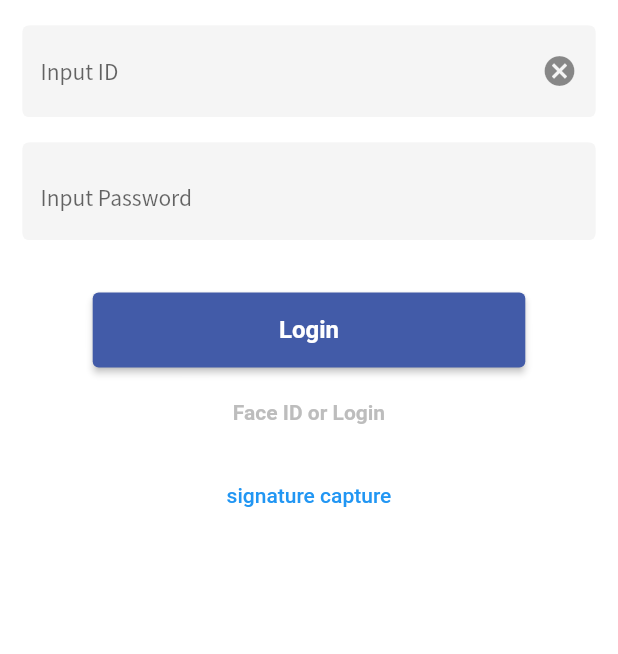
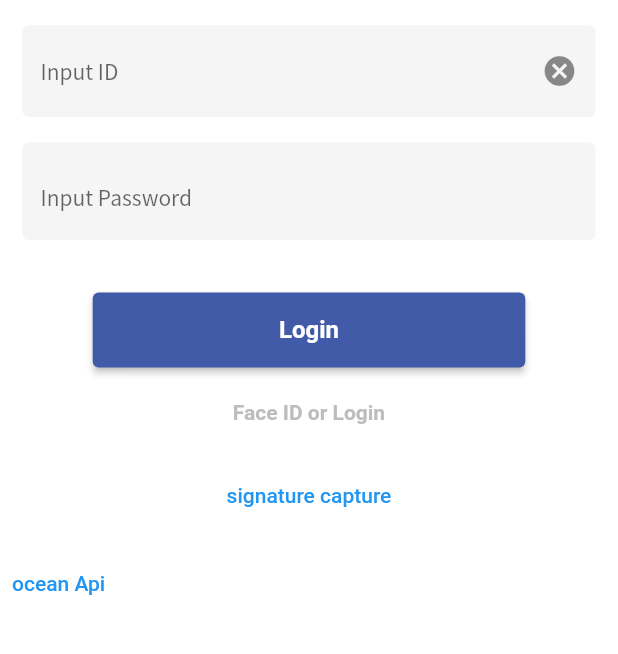
Before and after one commit to bba00195/nk_global_ft, a Flutter app: the screen it shows after launch, on a phone screen of 412 x 824 dp, the part 390-1044 px from its top. Run offline on Flutter 3.47's test engine with Material 2 defaults, Android fonts, the light colour scheme and no system bars; our stand-ins replace auto_size_text, carousel_slider, cool_alert, dio, dotted_border, easy_localization and 14 more; missing offline and left inert: bluetooth_print, flutter_cached_pdfview, flutter_signature_pad, multi_image_picker2, multiselect, rounded_expansion_tile and 1 more; accounts and stored records are empty; statements that could not run were skipped.

Commit message:
ocean look

```diff
--- /dev/null
+++ b/lib/api/api_oceanLook.dart
@@ -0,0 +1,14 @@
+import 'package:http/http.dart' as http;
+import 'dart:convert';
+
+class APIocean {
+  var result;
+  var url = Uri.parse(
+      'https://ocean-look.com/mb/openapidata.do?token=62e9c79cc52a7aff6e90ba67db2e4f94c0a70d46f8af510feb20636533d808b0&outputFormat=json');
+
+  getOcean() async {
+    final response = await http.get(url);
+    result = json.decode(response.body);
+    return result;
+  }
+}
--- a/lib/login.dart
+++ b/lib/login.dart
@@ -4,6 +4,7 @@ import 'package:cool_alert/cool_alert.dart';
 import 'package:flutter/services.dart';
 import 'package:local_auth/local_auth.dart';
 import 'package:nk_global_ft/api/api_Service.dart';
+import 'package:nk_global_ft/api/api_oceanLook.dart';
 import 'package:nk_global_ft/noNetWorkSign.dart';
 import 'package:sizer/sizer.dart';
 import 'package:flutter/material.dart';
@@ -28,6 +29,30 @@ class Login extends StatefulWidget {
 
 class _LoginState extends State<Login> {
   bool hidePW = true;
+
+  APIocean apiOcean = new APIocean();
+  var oceanList;
+  List vesselList = [];
+
+  oceanApi() {
+    return Container(
+      child: TextButton(
+        child: Text("ocean Api"),
+        onPressed: () {
+          apiOcean.getOcean().then((value) {
+            oceanList = value["features"];
+            if (value["features"].isNotEmpty) {
+              vesselList.clear();
+              print(oceanList[0]["properties"]);
+              for (int i = 0; i < oceanList.length; i++) {
+                vesselList.add(oceanList[i]["properties"]);
+              }
+            }
+          });
+        },
+      ),
+    );
+  }
 
   GlobalKey<FormState> idFormKey = GlobalKey<FormState>();
   GlobalKey<FormState> pwFormKey = GlobalKey<FormState>();
@@ -564,7 +589,11 @@ class _LoginState extends State<Login> {
                 ),
                 Center(
                   child: noNetworkSign(),
-                )
+                ),
+                SizedBox(
+                  height: 10,
+                ),
+                oceanApi(),
               ],
             ),
           ),
```
